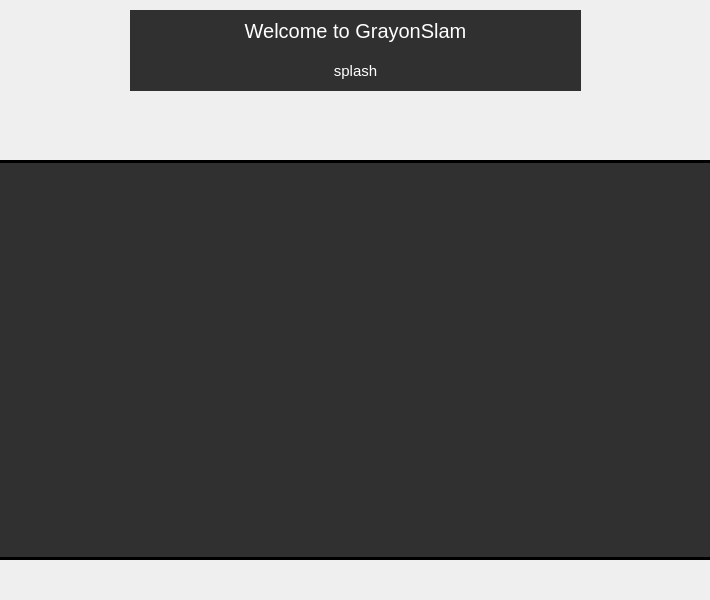
Old version of the form src/views/dashboardview.ui in the repository minorleaguegrayonassociates/GrayonSlam.
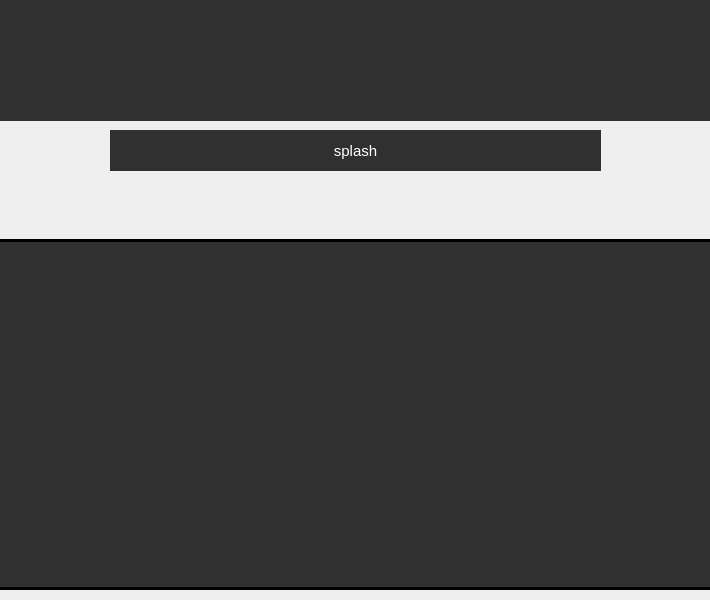
New version of the form. Icons and pictures are not drawn.

Commit message: Add worded logo to dashboard. UI change

```diff
--- a/src/views/dashboardview.ui
+++ b/src/views/dashboardview.ui
@@ -17,9 +17,9 @@
    <property name="geometry">
     <rect>
      <x>0</x>
-     <y>160</y>
+     <y>239</y>
      <width>711</width>
-     <height>400</height>
+     <height>351</height>
     </rect>
    </property>
    <property name="styleSheet">
@@ -34,9 +34,9 @@
   <widget class="QLabel" name="label_splash">
    <property name="geometry">
     <rect>
-     <x>130</x>
-     <y>50</y>
-     <width>451</width>
+     <x>110</x>
+     <y>130</y>
+     <width>491</width>
      <height>41</height>
     </rect>
    </property>
@@ -58,22 +58,20 @@
   <widget class="QLabel" name="label_welcome">
    <property name="geometry">
     <rect>
-     <x>130</x>
-     <y>10</y>
-     <width>451</width>
-     <height>41</height>
+     <x>0</x>
+     <y>0</y>
+     <width>711</width>
+     <height>121</height>
     </rect>
    </property>
    <property name="styleSheet">
     <string notr="true">QLabel
 {
 	background-color: #303030;
-	color: white;
-	font-size: 20px;
 }</string>
    </property>
-   <property name="text">
-    <string>Welcome to GrayonSlam</string>
+   <property name="pixmap">
+    <pixmap resource="../../res.qrc">:/res/worded_logo.png</pixmap>
    </property>
    <property name="alignment">
     <set>Qt::AlignCenter</set>
```
Left out of the diff: 4 changed lines with no effect on the pictures. The commit also changes 3 other files.
